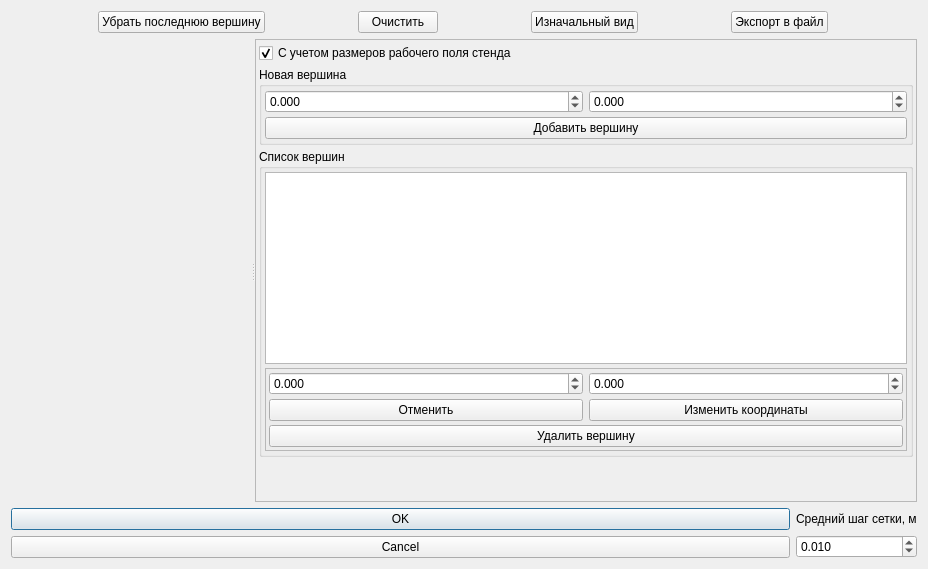
This is src/VWindowPolygon.ui in travenos/vari as Qt 5 draws it before an edit. The edited form follows.
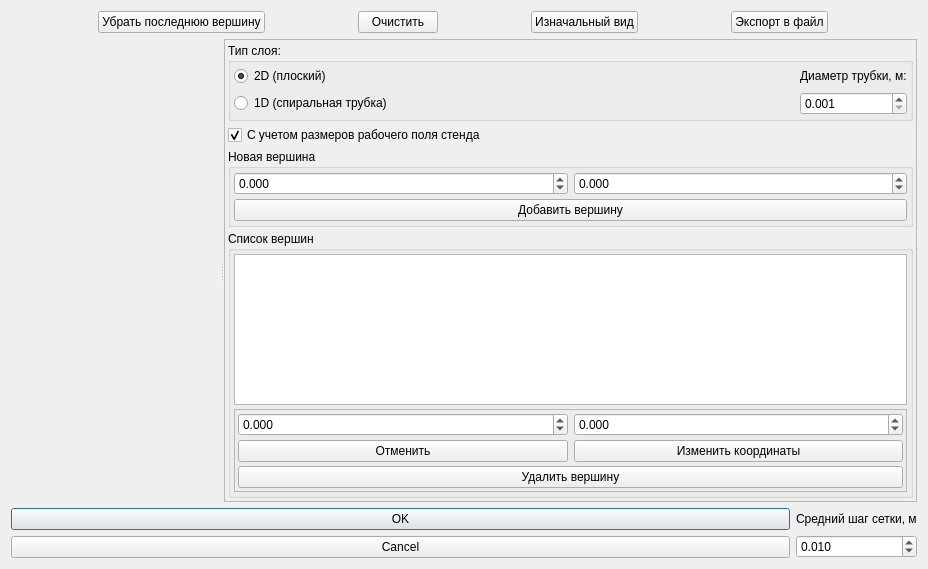
This is the edited form. Custom widgets are drawn as their Qt base class.

Patch:
```diff
--- a/src/VWindowPolygon.ui
+++ b/src/VWindowPolygon.ui
@@ -122,6 +122,80 @@
         <property name="bottomMargin">
          <number>3</number>
         </property>
+        <item>
+         <widget class="QGroupBox" name="modeBox">
+          <property name="title">
+           <string>Тип слоя:</string>
+          </property>
+          <layout class="QGridLayout" name="gridLayout">
+           <property name="leftMargin">
+            <number>3</number>
+           </property>
+           <property name="topMargin">
+            <number>3</number>
+           </property>
+           <property name="rightMargin">
+            <number>3</number>
+           </property>
+           <property name="bottomMargin">
+            <number>3</number>
+           </property>
+           <item row="0" column="2">
+            <widget class="QLabel" name="tubeWidthLabel">
+             <property name="text">
+              <string>Диаметр трубки, м:</string>
+             </property>
+            </widget>
+           </item>
+           <item row="1" column="2">
+            <widget class="QDoubleSpinBox" name="tubeWidthSpinBox">
+             <property name="decimals">
+              <number>3</number>
+             </property>
+             <property name="minimum">
+              <double>0.001000000000000</double>
+             </property>
+             <property name="maximum">
+              <double>0.010000000000000</double>
+             </property>
+             <property name="singleStep">
+              <double>0.001000000000000</double>
+             </property>
+            </widget>
+           </item>
+           <item row="0" column="0">
+            <widget class="QRadioButton" name="mode2DRadioButton">
+             <property name="text">
+              <string>2D (плоский)</string>
+             </property>
+             <property name="checked">
+              <bool>true</bool>
+             </property>
+            </widget>
+           </item>
+           <item row="1" column="0">
+            <widget class="QRadioButton" name="mode1DRadioButton">
+             <property name="text">
+              <string>1D (спиральная трубка)</string>
+             </property>
+            </widget>
+           </item>
+           <item row="0" column="1">
+            <spacer name="horizontalSpacer">
+             <property name="orientation">
+              <enum>Qt::Horizontal</enum>
+             </property>
+             <property name="sizeHint" stdset="0">
+              <size>
+               <width>40</width>
+               <height>20</height>
+              </size>
+             </property>
+            </spacer>
+           </item>
+          </layout>
+         </widget>
+        </item>
         <item>
          <widget class="QCheckBox" name="useTableCheckBox">
           <property name="text">
```
